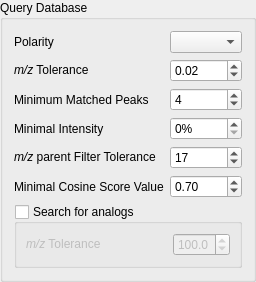
metgem/metgem, file metgem/ui/widgets/databases_options_widget.ui: the form before one commit.
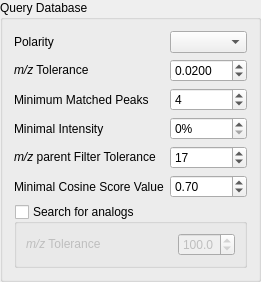
The form after the commit.

Commit message: Increase number of decimals of m/z tolerance in databases search also

Patch:
```diff
--- a/metgem/ui/widgets/databases_options_widget.ui
+++ b/metgem/ui/widgets/databases_options_widget.ui
@@ -6,8 +6,8 @@
    <rect>
     <x>0</x>
     <y>0</y>
-    <width>230</width>
-    <height>240</height>
+    <width>247</width>
+    <height>260</height>
    </rect>
   </property>
   <property name="sizePolicy">
@@ -136,6 +136,9 @@
      <property name="suffix">
       <string/>
      </property>
+     <property name="decimals">
+      <number>4</number>
+     </property>
      <property name="maximum">
       <double>100.000000000000000</double>
      </property>
```
Left out of the diff: 3 changed lines with no effect on the pictures.
